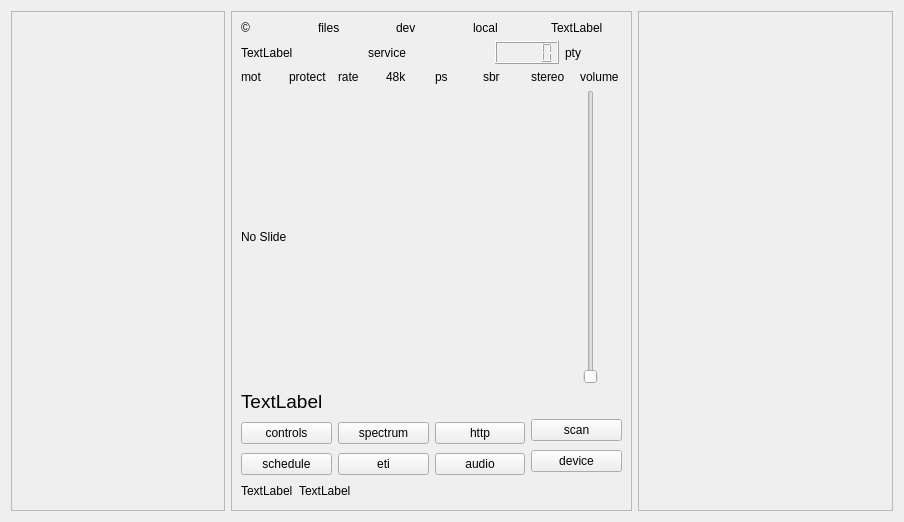
Above: sources/main/forms-v7/dabradio-6.ui from JvanKatwijk/qt-dab before the change. Below: the same form after it.
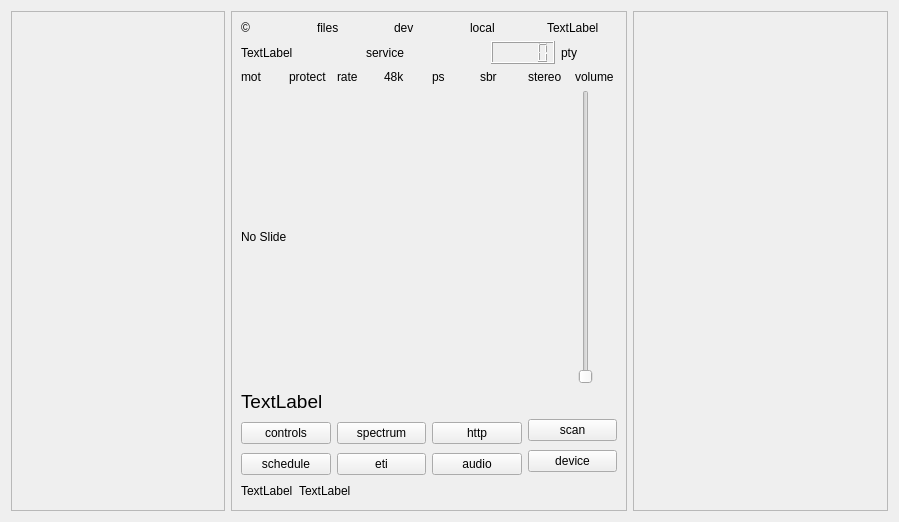
That is the form after the change. Custom widgets are drawn as their Qt base class.

What changed in the file:
```diff
--- a/sources/main/forms-v7/dabradio-6.ui
+++ b/sources/main/forms-v7/dabradio-6.ui
@@ -6,13 +6,13 @@
    <rect>
     <x>0</x>
     <y>0</y>
-    <width>880</width>
+    <width>875</width>
     <height>500</height>
    </rect>
   </property>
   <property name="maximumSize">
    <size>
-    <width>880</width>
+    <width>875</width>
     <height>500</height>
    </size>
   </property>
@@ -46,13 +46,13 @@
     <widget class="QFrame" name="frame">
      <property name="minimumSize">
       <size>
-       <width>401</width>
+       <width>396</width>
        <height>500</height>
       </size>
      </property>
      <property name="maximumSize">
       <size>
-       <width>401</width>
+       <width>396</width>
        <height>500</height>
       </size>
      </property>
```
